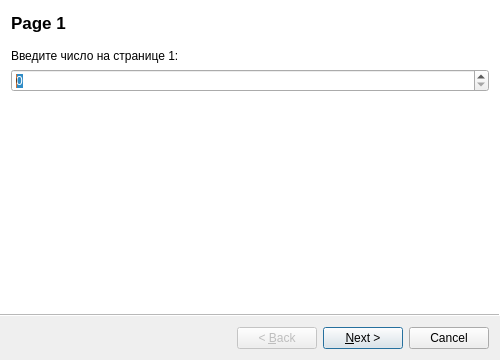
Before: the Qt Designer form signalsSlots/wizard.ui in Nummulith/pythonTricks, drawn with Qt 5.
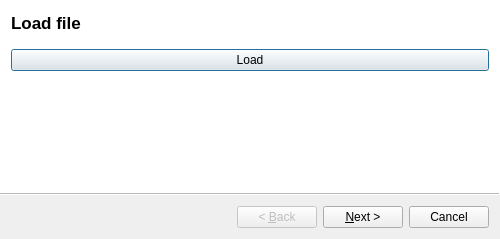
After: the same form once the commit is applied.

```diff
--- a/signalsSlots/wizard.ui
+++ b/signalsSlots/wizard.ui
@@ -7,7 +7,7 @@
     <x>0</x>
     <y>0</y>
     <width>500</width>
-    <height>360</height>
+    <height>239</height>
    </rect>
   </property>
   <property name="windowTitle">
@@ -18,19 +18,16 @@
   </property>
   <widget class="QWizardPage" name="page1">
    <property name="title">
-    <string>Page 1</string>
+    <string>Load file</string>
    </property>
    <layout class="QVBoxLayout" name="verticalLayout">
     <item>
-     <widget class="QLabel" name="label1">
+     <widget class="QPushButton" name="on_push_Load">
       <property name="text">
-       <string>Введите число на странице 1:</string>
+       <string>Load</string>
       </property>
      </widget>
     </item>
-    <item>
-     <widget class="QSpinBox" name="spinBoxWizard1"/>
-    </item>
    </layout>
   </widget>
   <widget class="QWizardPage" name="page2">
```
Left out of the diff: 135 changed lines with no effect on the pictures.
